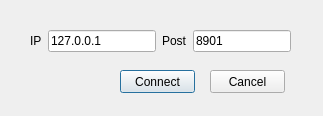
Qt form clientdialog.ui (Konano/Programming-Training-QtXiangqi) before a commit.
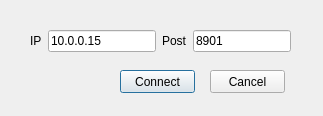
The same form after that commit.

Diff of the .ui file:
```diff
--- a/clientdialog.ui
+++ b/clientdialog.ui
@@ -68,7 +68,7 @@
        </sizepolicy>
       </property>
       <property name="text">
-       <string>127.0.0.1</string>
+       <string>10.0.0.15</string>
       </property>
      </widget>
     </item>
```
